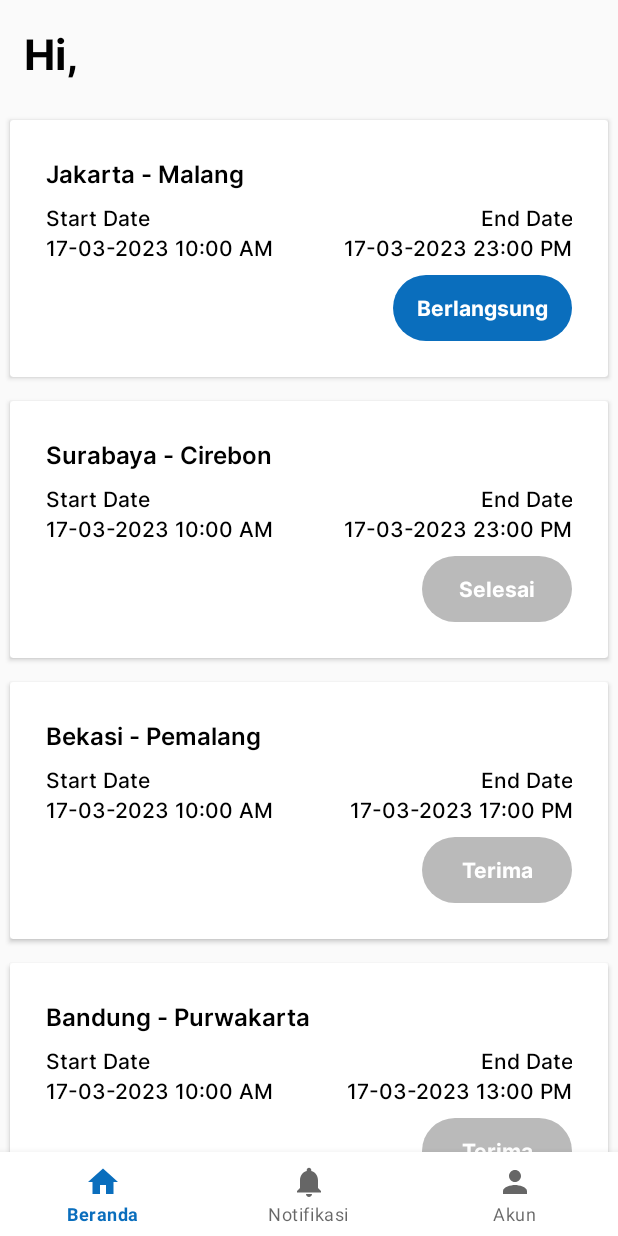
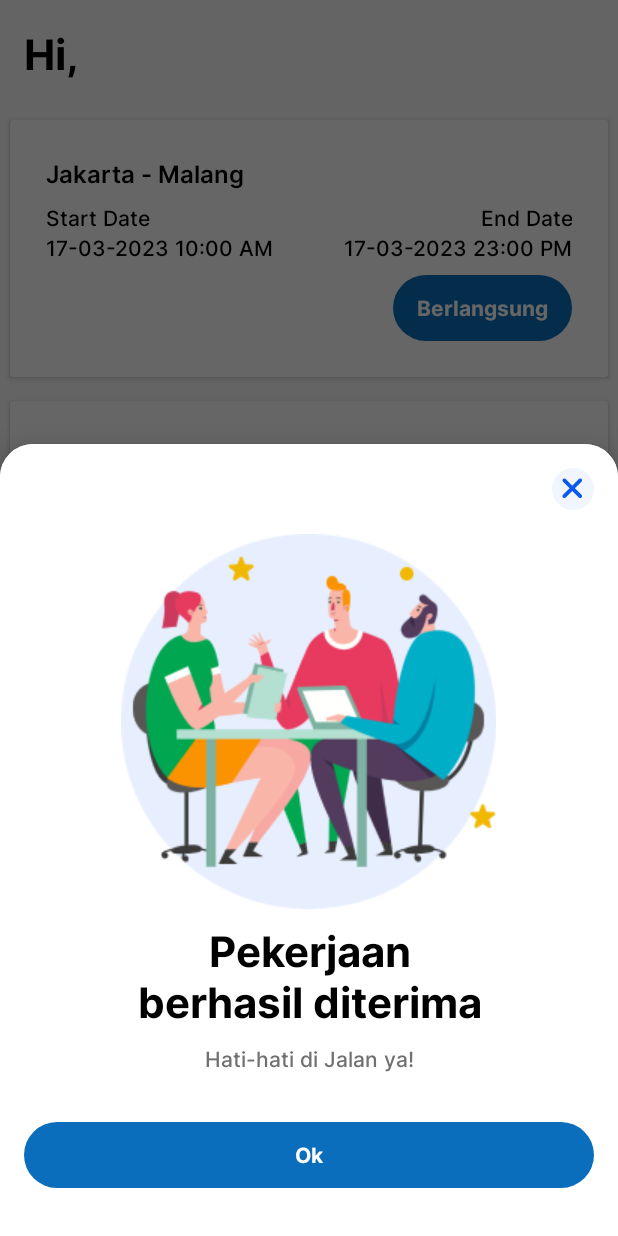
Before and after one commit to radityarin/driverapp, an Android app: the HomeFragment screen opened directly, with no data from a screen before it, after a tap on "Jakarta - Malang", on a phone screen of 412 x 824 dp. Run offline under Robolectric (Android 15) with nearby library versions, the phone set to English and light mode, and no system bars; our stand-ins replace navigation-ui.

Commit message:
Add bottom sheet dialog

```diff
--- a/app/src/main/java/com/project/driverapp/presentation/home/users/ui/home/HomeFragment.kt
+++ b/app/src/main/java/com/project/driverapp/presentation/home/users/ui/home/HomeFragment.kt
@@ -11,6 +11,7 @@ import com.project.driverapp.data.logic.ToDo
 import com.project.driverapp.data.logic.ToDoStatus
 import com.project.driverapp.databinding.FragmentHomeBinding
 import com.project.driverapp.utils.goToSubmitActivity
+import com.project.driverapp.utils.showAcceptJobDialog
 import com.project.driverapp.utils.showCustomToast
 import org.koin.androidx.viewmodel.ext.android.viewModel
 
@@ -83,6 +84,7 @@ class HomeFragment : Fragment() {
                 onItemClick = {
                     when (it.status) {
                         ToDoStatus.ACTIVE -> {
+                            showAcceptJobDialog()
                             itemToDoAdapter.updateStatus(it.id, ToDoStatus.ONGOING)
                         }
                         ToDoStatus.ONGOING -> {
--- a/app/src/main/java/com/project/driverapp/presentation/home/users/ui/home/submit/SubmitActivity.kt
+++ b/app/src/main/java/com/project/driverapp/presentation/home/users/ui/home/submit/SubmitActivity.kt
@@ -34,6 +34,9 @@ class SubmitActivity : BaseActivity() {
             }
             tvEnabled.setOnClickListener {
                 finish()
+            }
+            tvBack.setOnClickListener {
+                onBackPressed()
             }
         }
     }
--- /dev/null
+++ b/app/src/main/java/com/project/driverapp/presentation/register/dialog/AcceptJobDialog.kt
@@ -0,0 +1,72 @@
+package com.project.driverapp.presentation.register.dialog
+
+import android.content.Context
+import android.os.Bundle
+import android.view.LayoutInflater
+import android.view.View
+import android.view.ViewGroup
+import com.google.android.material.bottomsheet.BottomSheetDialogFragment
+import com.project.driverapp.databinding.DialogAcceptJobBinding
+import com.project.driverapp.databinding.DialogRegisterResultBottomBinding
+
+class AcceptJobDialog : BottomSheetDialogFragment {
+
+    private var _binding: DialogAcceptJobBinding? = null
+    private val binding get() = _binding!!
+
+    var isSuccess = false
+    var drawableId: Int = 0
+    var title: String = ""
+    var content: String = ""
+    var button: String = ""
+
+    constructor() : super()
+
+
+    companion object {
+        val TAG = this.javaClass.simpleName
+    }
+
+    private var listener: OkListener? = null
+
+    override fun onAttach(context: Context) {
+        super.onAttach(context)
+        try {
+            listener = context as OkListener
+        } catch (castException: ClassCastException) {
+
+        }
+    }
+
+    interface OkListener {
+        fun onOkClickListener(isSuccess: Boolean)
+    }
+
+    override fun onCreateView(
+        inflater: LayoutInflater,
+        container: ViewGroup?,
+        savedInstanceState: Bundle?
+    ): View {
+        _binding = DialogAcceptJobBinding.inflate(inflater, container, false)
+        return binding.root
+    }
+
+    override fun onViewCreated(view: View, savedInstanceState: Bundle?) {
+        super.onViewCreated(view, savedInstanceState)
+        initClickListeners()
+    }
+
+    private fun initClickListeners() {
+        with(binding) {
+            tvClose.setOnClickListener {
+                listener?.onOkClickListener(isSuccess)
+                dismiss()
+            }
+            tvOk.setOnClickListener {
+                listener?.onOkClickListener(isSuccess)
+                dismiss()
+            }
+        }
+    }
+
+}
--- a/app/src/main/java/com/project/driverapp/utils/ActivityExtension.kt
+++ b/app/src/main/java/com/project/driverapp/utils/ActivityExtension.kt
@@ -7,6 +7,7 @@ import android.graphics.Color
 import android.graphics.drawable.ColorDrawable
 import android.view.Window
 import android.view.WindowManager
+import androidx.fragment.app.Fragment
 import com.google.android.material.bottomsheet.BottomSheetDialogFragment
 import com.project.driverapp.R
 import com.project.driverapp.data.pref.ProfilePrefs
@@ -15,6 +16,7 @@ import com.project.driverapp.presentation.home.users.ui.home.submit.SubmitActivi
 import com.project.driverapp.presentation.landing.LandingActivity
 import com.project.driverapp.presentation.login.LoginActivity
 import com.project.driverapp.presentation.register.RegisterActivity
+import com.project.driverapp.presentation.register.dialog.AcceptJobDialog
 import com.project.driverapp.presentation.register.dialog.RegisterResultDialog
 
 fun Activity.goToLanding() {
@@ -88,6 +90,17 @@ fun showResultDialog(isSuccess: Boolean) {
     }
 }
 
+
+fun Fragment.showAcceptJobDialog() {
+    AcceptJobDialog().apply {
+        setStyle(
+            BottomSheetDialogFragment.STYLE_NORMAL,
+            R.style.BaseBottomSheetDialogTheme
+        )
+        show(this@showAcceptJobDialog.childFragmentManager, RegisterResultDialog.TAG)
+    }
+}
+
 fun Activity.goToSubmitActivity() {
     startActivity(
         Intent(
--- a/app/src/main/res/layout/activity_submit.xml
+++ b/app/src/main/res/layout/activity_submit.xml
@@ -98,8 +98,8 @@
 
             <com.google.android.material.imageview.ShapeableImageView
                 android:id="@+id/btnAddImage"
-                android:layout_width="wrap_content"
-                android:layout_height="wrap_content"
+                android:layout_width="100dp"
+                android:layout_height="100dp"
                 android:layout_marginHorizontal="@dimen/layout_margin_16"
                 android:layout_marginTop="@dimen/layout_margin_4"
                 android:background="@drawable/ic_add_image"
--- /dev/null
+++ b/app/src/main/res/layout/dialog_accept_job.xml
@@ -0,0 +1,57 @@
+<?xml version="1.0" encoding="utf-8"?>
+<LinearLayout xmlns:android="http://schemas.android.com/apk/res/android"
+    xmlns:app="http://schemas.android.com/apk/res-auto"
+    android:layout_width="match_parent"
+    android:layout_height="wrap_content"
+    android:background="@drawable/bg_round_top"
+    android:orientation="vertical"
+    android:paddingBottom="@dimen/layout_margin_32"
+    app:layout_behavior="android.support.design.widget.BottomSheetBehavior">
+
+    <TextView
+        android:id="@+id/tvClose"
+        android:layout_width="wrap_content"
+        android:layout_height="wrap_content"
+        android:layout_gravity="end"
+        android:layout_margin="@dimen/layout_margin_16"
+        android:background="@drawable/ic_close" />
+
+    <ImageView
+        android:layout_width="250dp"
+        android:layout_height="250dp"
+        android:layout_gravity="center_horizontal"
+        android:src="@drawable/ic_onboarding_1" />
+
+    <TextView
+        style="@style/heading"
+        android:layout_width="wrap_content"
+        android:layout_height="wrap_content"
+        android:layout_gravity="center_horizontal"
+        android:layout_marginTop="@dimen/layout_margin_8"
+        android:text="Pekerjaan\nberhasil diterima"
+        android:textAlignment="center" />
+
+    <TextView
+        style="@style/medium"
+        android:layout_width="match_parent"
+        android:layout_height="wrap_content"
+        android:layout_gravity="center_horizontal"
+        android:layout_marginHorizontal="@dimen/layout_margin_16"
+        android:layout_marginTop="@dimen/layout_margin_8"
+        android:text="Hati-hati di Jalan ya!"
+        android:textAlignment="center"
+        android:textColor="@color/gray_text" />
+
+    <TextView
+        android:id="@+id/tvOk"
+        style="@style/primaryButtonsDefault"
+        android:layout_width="match_parent"
+        android:layout_height="wrap_content"
+        android:layout_gravity="center_horizontal"
+        android:layout_marginHorizontal="@dimen/layout_margin_16"
+        android:layout_marginTop="@dimen/layout_margin_32"
+        android:text="Ok"
+        android:textAlignment="center" />
+
+
+</LinearLayout>
```
